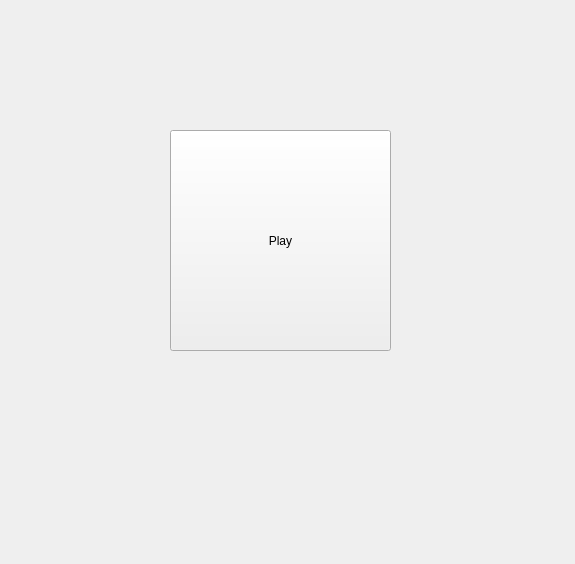
Old version of the form titlescreen.ui in the repository aaeilts/Nine-Mens-Morris.
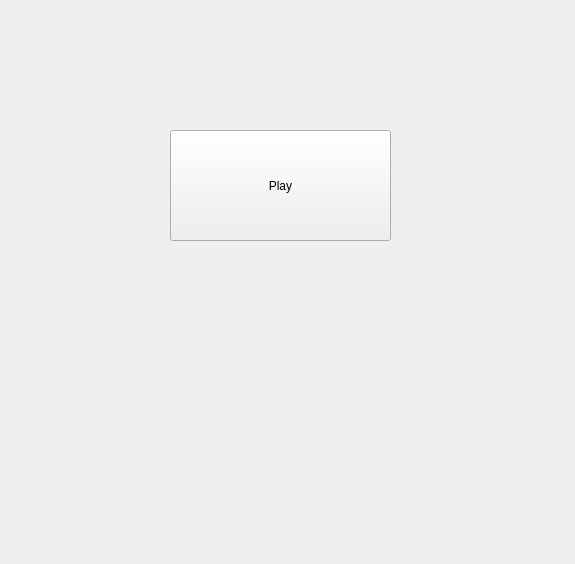
New version of the form.

```diff
--- a/titlescreen.ui
+++ b/titlescreen.ui
@@ -20,7 +20,7 @@
       <x>170</x>
       <y>130</y>
       <width>221</width>
-      <height>221</height>
+      <height>111</height>
      </rect>
     </property>
     <property name="text">
```
